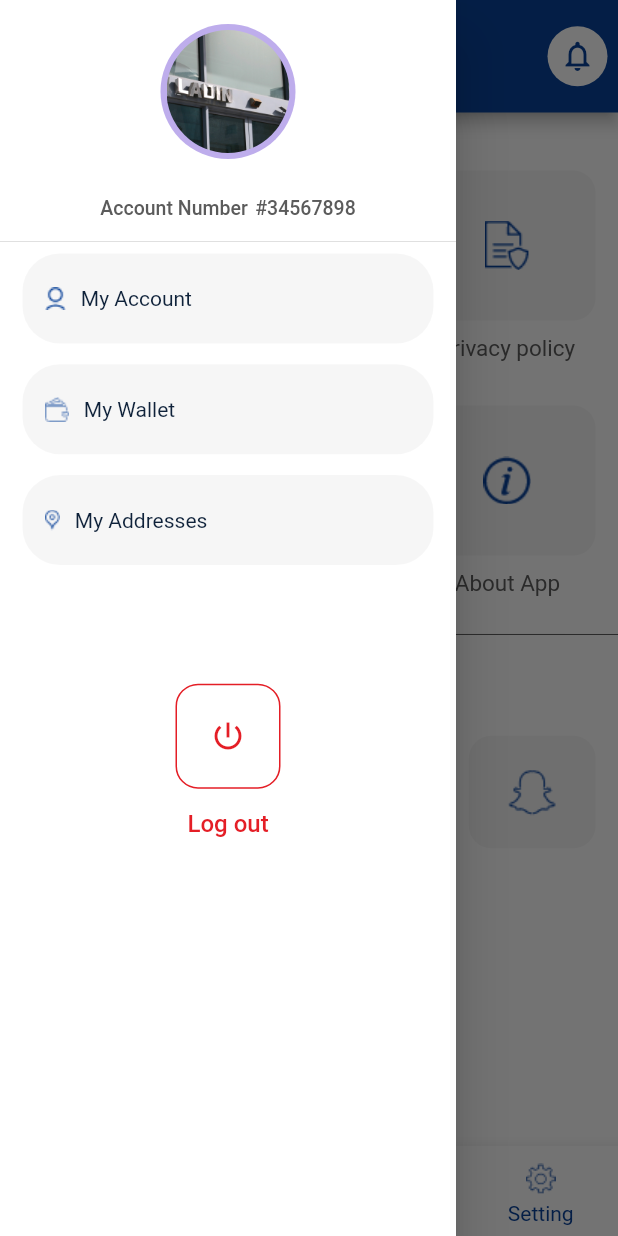
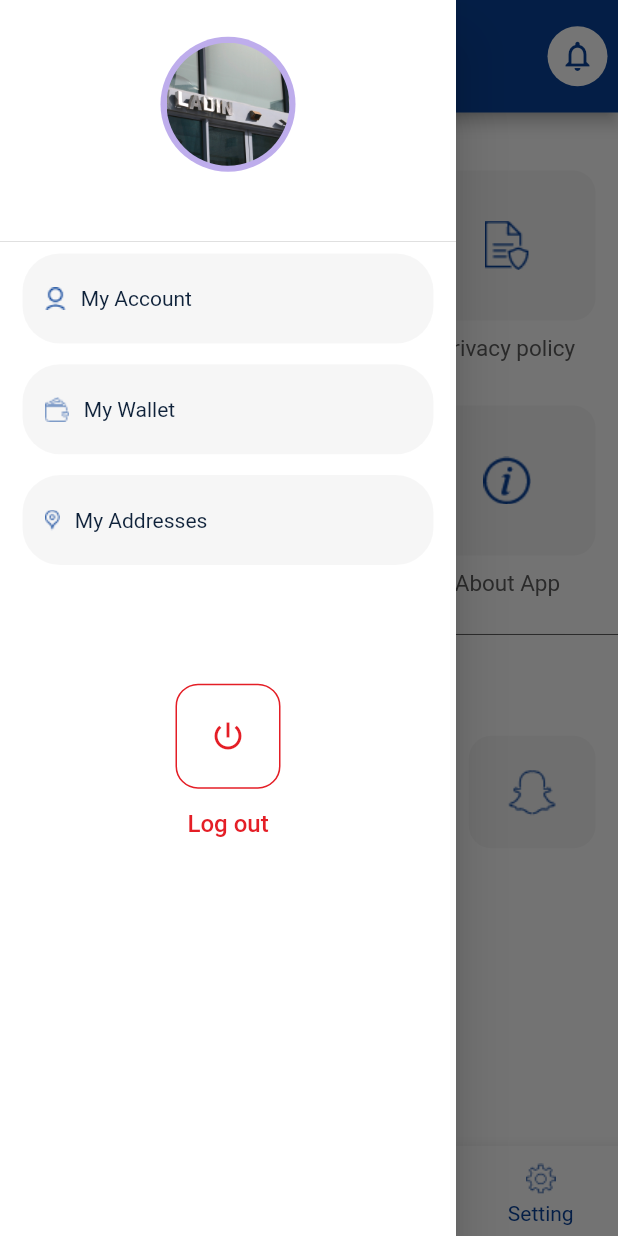
Before and after one commit to MohamedHassan275/NabnyAppFlutter, a Flutter app: the HomeMainScreen screen opened directly, item 4 of the bottom bar chosen, with the side drawer open, on a phone screen of 412 x 824 dp. Run offline on Flutter 3.47's test engine with Material 2 defaults, Android fonts, the phone set to English and light mode, and no system bars; our stand-ins replace carousel_slider, dio, dots_indicator, firebase_core, firebase_messaging, flutter_spinkit and 12 more; missing offline and left inert: dart:ffi, dart:js, flutter_launch; accounts and stored records are empty; network calls fail.

Commit message:
Initial commit

```diff
--- a/lib/core/localization/translation.dart
+++ b/lib/core/localization/translation.dart
@@ -271,7 +271,7 @@ class MyTranslation extends Translations {
       "not_valid" : "not valid",
       "short_password" : "short password",
       "Password_does_not_match" : "Password does not match",
-      "change_password" : "Password does not match",
+      "change_password" : "Change password",
       "save_location" : "Save Location",
       "km" : "Km",
     },
--- a/lib/screens/home_main_screen/home_main_screen.dart
+++ b/lib/screens/home_main_screen/home_main_screen.dart
@@ -244,9 +244,7 @@ class UserDetailsInMenu extends StatelessWidget {
     return  Container(
       child: new DrawerHeader(
           child: new Container(
-            child: Wrap(
-              children: [
-                Column(
+            child: Column(
               mainAxisAlignment: MainAxisAlignment.center,
               crossAxisAlignment: CrossAxisAlignment.center,
               children: [
@@ -273,29 +271,27 @@ class UserDetailsInMenu extends StatelessWidget {
                 SizedBox(
                   height: 5,
                 ),
-                    Row(
-                      mainAxisAlignment: MainAxisAlignment.center,
-                      crossAxisAlignment: CrossAxisAlignment.center,
-                      children: [
-                        Text(
-                          'account_number'.tr,
-                          style: TextStyle(
-                              fontSize: 13, color: Themes.ColorApp8),
-                        ),
-                        SizedBox(
-                          width: widthValue! * .5,
-                        ),
-                        Text(
-                          '#34567898',
-                          style: TextStyle(
-                              fontSize: 13, color: Themes.ColorApp8),
-                        ),
-                      ],
-                    ),
+                // Row(
+                //   mainAxisAlignment: MainAxisAlignment.center,
+                //   crossAxisAlignment: CrossAxisAlignment.center,
+                //   children: [
+                //     Text(
+                //       'account_number'.tr,
+                //       style: TextStyle(
+                //           fontSize: 13, color: Themes.ColorApp8),
+                //     ),
+                //     SizedBox(
+                //       width: widthValue! * .5,
+                //     ),
+                //     Text(
+                //       '#34567898',
+                //       style: TextStyle(
+                //           fontSize: 13, color: Themes.ColorApp8),
+                //     ),
+                //   ],
+                // ),
                 SizedBox(
                   height: 5,
-                    ),
-                  ],
                 ),
               ],
             ),
```
Lines whose indentation alone changed are shown as unchanged.
